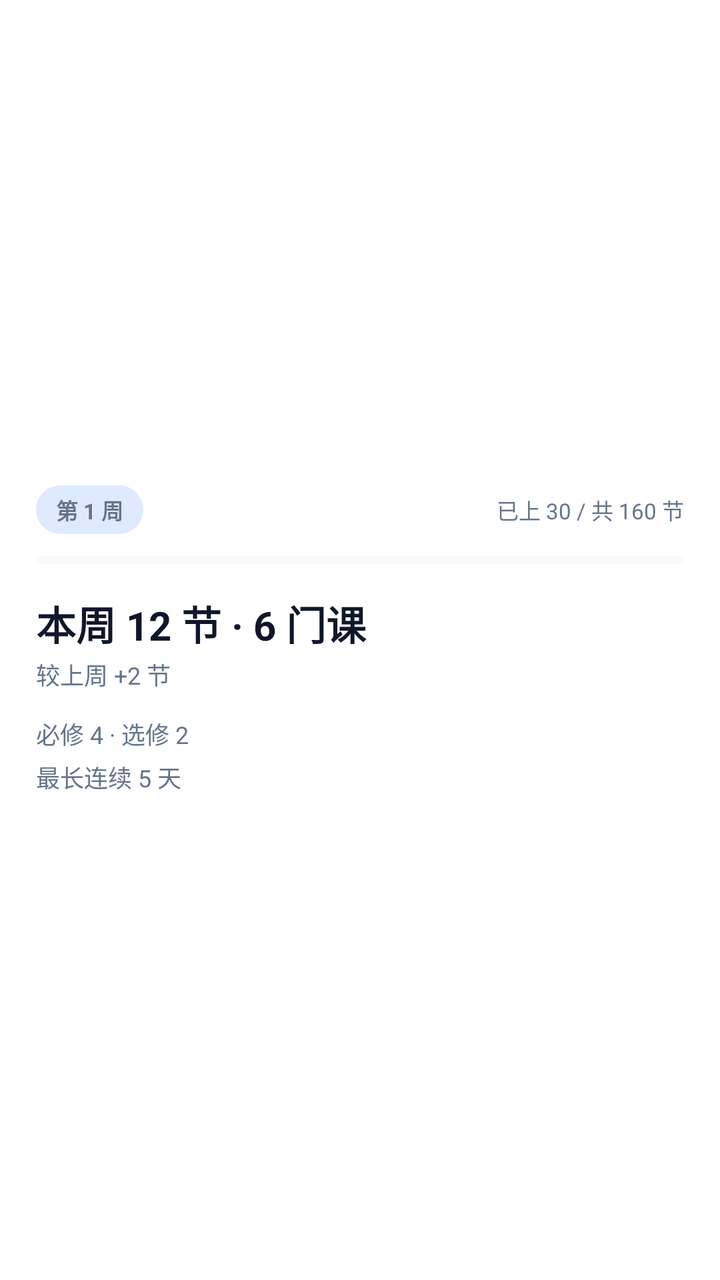
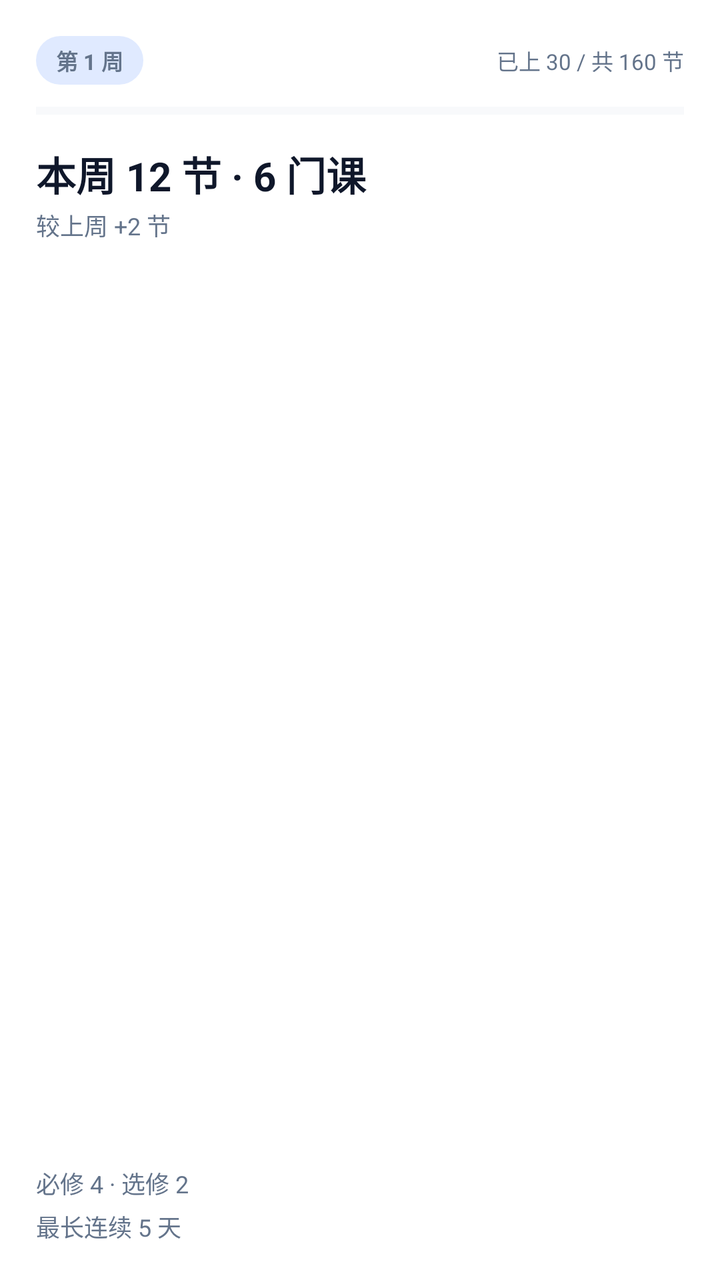

An Android layout rendered at two revisions. The XML below is the earlier revision; the diff shows what the commit changed to produce the second picture.
<!-- AndroidManifest.xml: fallback theme Theme.MaterialComponents.DayNight.NoActionBar -->
<!-- res/layout/widget_stats_medium.xml -->
<?xml version="1.0" encoding="utf-8"?>
<FrameLayout xmlns:android="http://schemas.android.com/apk/res/android"
    android:id="@+id/widget_root"
    android:layout_width="match_parent"
    android:layout_height="match_parent">

    <LinearLayout
        android:id="@+id/widget_card"
        android:layout_width="match_parent"
        android:layout_height="match_parent"
        android:gravity="center_vertical"
        android:orientation="vertical"
        android:padding="18dp">

        <LinearLayout
            android:layout_width="match_parent"
            android:layout_height="wrap_content"
            android:gravity="center_vertical"
            android:orientation="horizontal">

            <TextView
                android:id="@+id/stats_week"
                android:layout_width="wrap_content"
                android:layout_height="wrap_content"
                android:background="@drawable/widget_status_chip_strong"
                android:ellipsize="end"
                android:maxLines="1"
                android:paddingLeft="10dp"
                android:paddingTop="4dp"
                android:paddingRight="10dp"
                android:paddingBottom="4dp"
                android:text="第 1 周"
                android:textColor="#64748B"
                android:textSize="11sp"
                android:textStyle="bold" />

            <TextView
                android:id="@+id/stats_progress_text"
                android:layout_width="0dp"
                android:layout_height="wrap_content"
                android:layout_marginLeft="8dp"
                android:layout_weight="1"
                android:ellipsize="end"
                android:gravity="right"
                android:maxLines="1"
                android:text="已上 30 / 共 160 节"
                android:textColor="#64748B"
                android:textSize="11sp" />

        </LinearLayout>

        <ProgressBar
            android:id="@+id/stats_progress"
            style="?android:attr/progressBarStyleHorizontal"
            android:layout_width="match_parent"
            android:layout_height="6dp"
            android:layout_marginTop="10dp"
            android:max="100"
            android:progressTint="#2563EB"
            android:progressBackgroundTint="#E2E8F0" />

        <TextView
            android:id="@+id/stats_sections"
            android:layout_width="match_parent"
            android:layout_height="wrap_content"
            android:layout_marginTop="14dp"
            android:ellipsize="end"
            android:maxLines="1"
            android:text="本周 12 节 · 6 门课"
            android:textColor="#0F172A"
            android:textSize="20sp"
            android:textStyle="bold" />

        <TextView
            android:id="@+id/stats_delta"
            android:layout_width="match_parent"
            android:layout_height="wrap_content"
            android:layout_marginTop="2dp"
            android:ellipsize="end"
            android:maxLines="1"
            android:text="较上周 +2 节"
            android:textColor="#64748B"
            android:textSize="12sp" />

        <LinearLayout
            android:id="@+id/stats_nature_row"
            android:layout_width="match_parent"
            android:layout_height="wrap_content"
            android:layout_marginTop="12dp"
            android:orientation="vertical">

            <TextView
                android:id="@+id/stats_nature"
                android:layout_width="match_parent"
                android:layout_height="wrap_content"
                android:ellipsize="end"
                android:maxLines="1"
                android:text="必修 4 · 选修 2"
                android:textColor="#64748B"
                android:textSize="12sp" />

            <TextView
                android:id="@+id/stats_streak"
                android:layout_width="match_parent"
                android:layout_height="wrap_content"
                android:layout_marginTop="4dp"
                android:ellipsize="end"
                android:maxLines="1"
                android:text="最长连续 5 天"
                android:textColor="#64748B"
                android:textSize="12sp" />

        </LinearLayout>

        
        <LinearLayout
            android:id="@+id/stats_extra_row"
            android:layout_width="match_parent"
            android:layout_height="wrap_content"
            android:layout_marginTop="12dp"
            android:gravity="center_vertical"
            android:orientation="horizontal"
            android:visibility="gone">

            <TextView
                android:id="@+id/stats_percent"
                android:layout_width="0dp"
                android:layout_height="wrap_content"
                android:layout_weight="1"
                android:ellipsize="end"
                android:maxLines="1"
                android:text="已上 18%"
                android:textColor="#64748B"
                android:textSize="12sp" />

            <TextView
                android:id="@+id/stats_daily"
                android:layout_width="wrap_content"
                android:layout_height="wrap_content"
                android:layout_marginLeft="8dp"
                android:ellipsize="end"
                android:maxLines="1"
                android:text="日均约 4.4 节"
                android:textColor="#64748B"
                android:textSize="12sp" />

        </LinearLayout>

    </LinearLayout>

</FrameLayout>
<!-- resources referenced by this layout -->
<resources>
  <!-- drawable widget_status_chip_strong (drawable) -->
  <?xml version="1.0" encoding="utf-8"?>
  <shape xmlns:android="http://schemas.android.com/apk/res/android"
      android:shape="rectangle">
      <corners android:radius="999dp" />
      <solid android:color="#E0EAFF" />
  </shape>
</resources>

<!-- the commit's change to res/layout/widget_stats_medium.xml (unified diff, before → after) -->
@@ -8,7 +8,6 @@
         android:id="@+id/widget_card"
         android:layout_width="match_parent"
         android:layout_height="match_parent"
-        android:gravity="center_vertical"
         android:orientation="vertical"
         android:padding="18dp">
 
@@ -82,6 +81,13 @@
             android:textColor="#64748B"
             android:textSize="12sp" />
 
+        
+        <Space
+            android:id="@+id/stats_flex"
+            android:layout_width="match_parent"
+            android:layout_height="0dp"
+            android:layout_weight="1" />
+
         <LinearLayout
             android:id="@+id/stats_nature_row"
             android:layout_width="match_parent"
